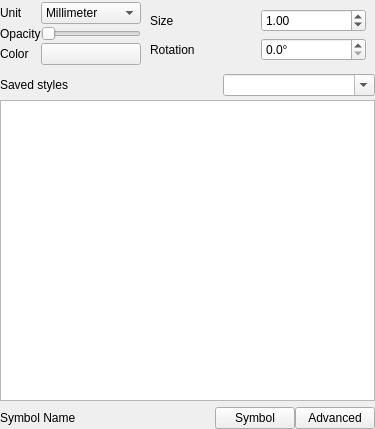
This is src/ui/symbollayer/widget_symbolslist.ui in carsmie/QGIS as Qt 5 draws it before an edit. The edited form follows.
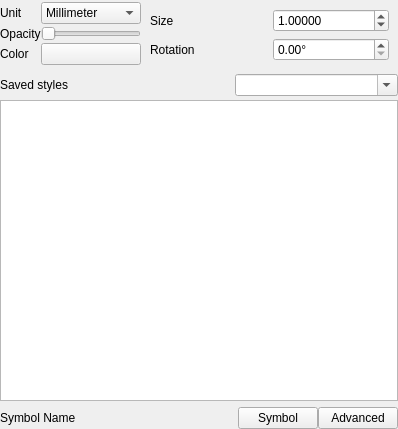
This is the edited form. The open tabs and pages were chosen to show the change. Custom widgets are drawn as their Qt base class.

Commit message: Fix #9916 (inconsistent step size)

```diff
--- a/src/ui/symbollayer/widget_symbolslist.ui
+++ b/src/ui/symbollayer/widget_symbolslist.ui
@@ -6,7 +6,7 @@
    <rect>
     <x>0</x>
     <y>0</y>
-    <width>375</width>
+    <width>398</width>
     <height>429</height>
    </rect>
   </property>
@@ -128,7 +128,7 @@
          <item row="0" column="1">
           <widget class="QDoubleSpinBox" name="spinSize">
            <property name="decimals">
-            <number>2</number>
+            <number>5</number>
            </property>
            <property name="maximum">
             <double>99999.000000000000000</double>
@@ -151,7 +151,7 @@
             <string>°</string>
            </property>
            <property name="decimals">
-            <number>1</number>
+            <number>2</number>
            </property>
            <property name="maximum">
             <double>360.000000000000000</double>
```
Left out of the diff: 8 changed lines with no effect on the pictures.
